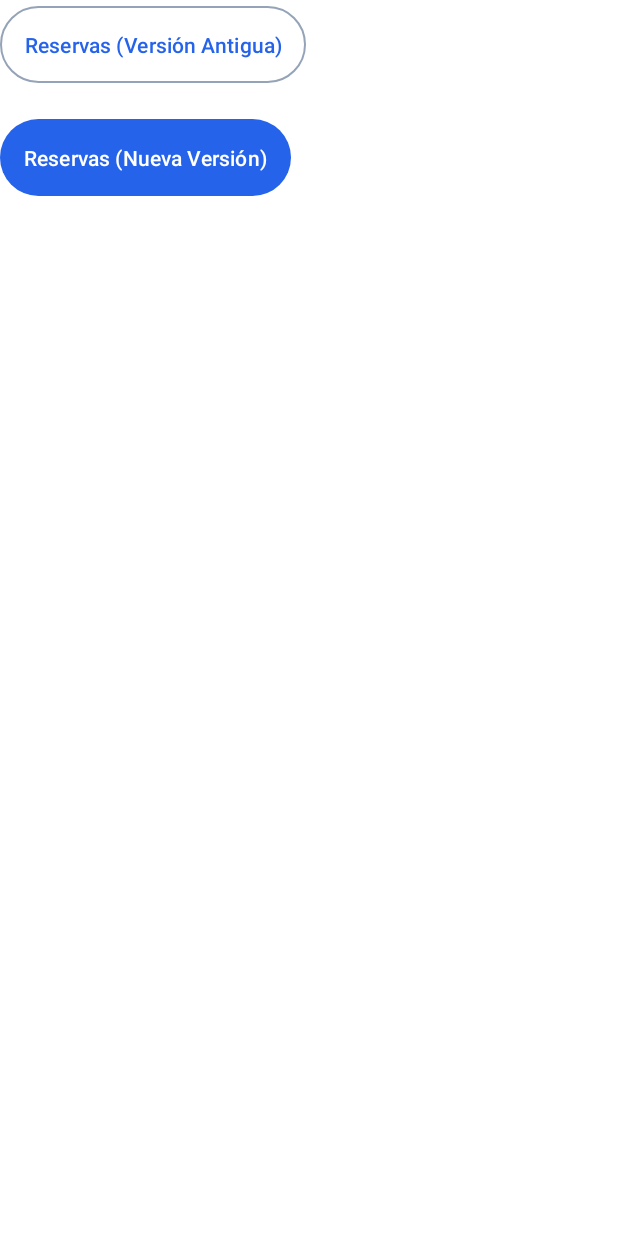
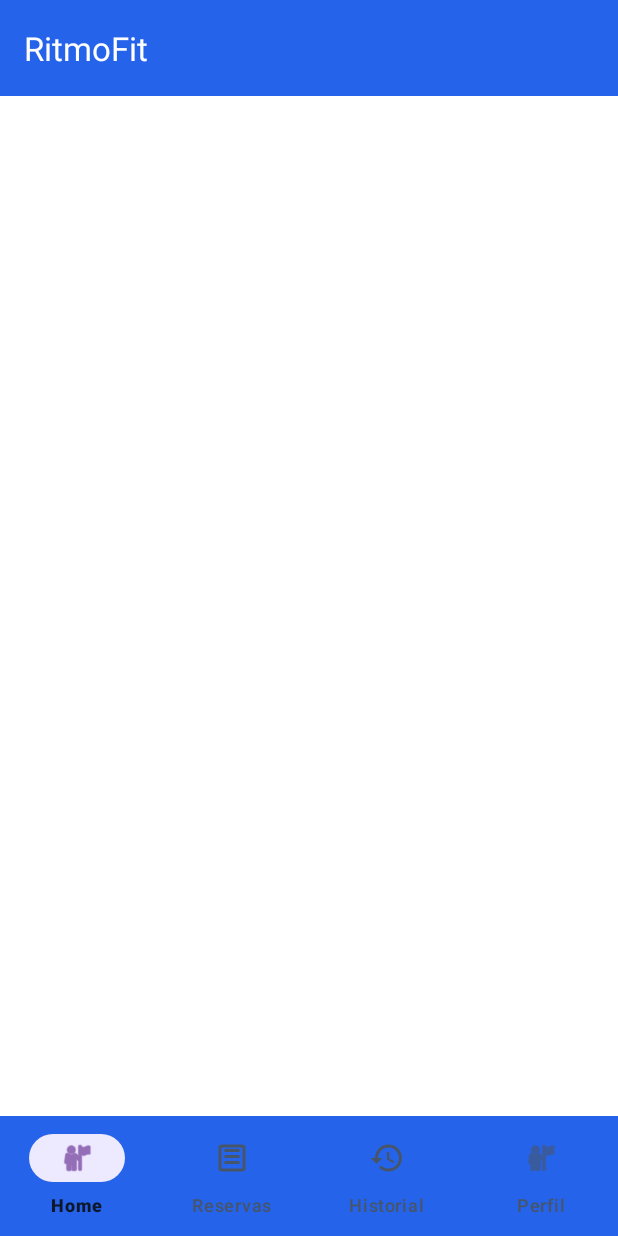
Before and after one commit to LucasAlderete/DAI-Android-Grupo-4, an Android app: the screen it shows after launch (MainActivity), on a phone screen of 412 x 824 dp. Run offline under Robolectric (Android 15) with nearby library versions, the phone set to English and light mode, and no system bars; our stand-ins replace Dagger/Hilt's generated code.

Commit message:
added navigation

```diff
--- a/app/src/main/java/com/example/dai_android_grupo_4/MainActivity.java
+++ b/app/src/main/java/com/example/dai_android_grupo_4/MainActivity.java
@@ -3,36 +3,20 @@ package com.example.dai_android_grupo_4;
 import android.content.Intent;
 import android.os.Bundle;
 import android.util.Log;
-import android.widget.ArrayAdapter;
-import com.google.android.material.button.MaterialButton;
-import android.widget.ListView;
-import android.widget.Toast;
+import android.view.MenuItem;
 
+import androidx.annotation.NonNull;
 import androidx.appcompat.app.AppCompatActivity;
+import com.google.android.material.bottomnavigation.BottomNavigationView;
 
-import com.example.dai_android_grupo_4.data.api.ApiService;
-import com.example.dai_android_grupo_4.data.api.repository.ReservaServiceCallback;
-import com.example.dai_android_grupo_4.model.Reserva;
-import com.example.dai_android_grupo_4.services.ReservaService;
-
-import java.util.ArrayList;
-import java.util.List;
-import java.util.stream.Collectors;
-
-import javax.inject.Inject;
 import dagger.hilt.android.AndroidEntryPoint;
 
 @AndroidEntryPoint
-public class MainActivity extends AppCompatActivity {
+public class MainActivity extends AppCompatActivity implements BottomNavigationView.OnNavigationItemSelectedListener {
 
     private static final String TAG = "ActivityLifecycle";
 
-    @Inject
-    ReservaService reservaService;
-
-    private ListView listView;
-    private List<String> reservaDisplayList;
-    private ArrayAdapter<String> adapter;
+    private BottomNavigationView bottomNavigationView;
 
     @Override
     protected void onCreate(Bundle savedInstanceState) {
@@ -40,21 +24,7 @@ public class MainActivity extends AppCompatActivity {
         Log.d(TAG, "⭐ onCreate: La Activity está siendo creada");
         setContentView(R.layout.activity_main);
 
-        // Configurar el botón de reservas (versión antigua)
-        MaterialButton btnReservas = findViewById(R.id.btnReservas);
-        btnReservas.setOnClickListener(v -> {
-            Intent intent = new Intent(MainActivity.this, ReservasActivity.class);
-            startActivity(intent);
-        });
-
-        // Configurar el botón de reservas (nueva versión con fragments)
-        MaterialButton btnNewReservas = findViewById(R.id.btnNewReservas);
-        if (btnNewReservas != null) {
-            btnNewReservas.setOnClickListener(v -> {
-                Intent intent = new Intent(MainActivity.this, com.example.dai_android_grupo_4.booking.ui.BookingActivity.class);
-                startActivity(intent);
-            });
-        }
+        setupBottomNavigation();
 
     }
 
@@ -105,4 +75,34 @@ public class MainActivity extends AppCompatActivity {
         super.onRestoreInstanceState(savedInstanceState);
         Log.d(TAG, "⭐ onRestoreInstanceState: Restaurando el estado guardado de la Activity");
     }
+
+    private void setupBottomNavigation() {
+        bottomNavigationView = findViewById(R.id.bottom_navigation);
+        bottomNavigationView.setOnNavigationItemSelectedListener(this);
+    }
+
+    @Override
+    public boolean onNavigationItemSelected(@NonNull MenuItem item) {
+        int itemId = item.getItemId();
+        if (itemId == R.id.nav_home) {
+            // TODO: Implementar navegación a Home más tarde
+            return true;
+        } else if (itemId == R.id.nav_my_bookings) {
+            // Navegar a la actividad de reservas
+            Intent intent = new Intent(MainActivity.this, com.example.dai_android_grupo_4.booking.ui.BookingActivity.class);
+            startActivity(intent);
+            return true;
+        } else if (itemId == R.id.nav_booking_history) {
+            // Navegar a la actividad de reservas con el historial seleccionado
+            Intent intent = new Intent(MainActivity.this, com.example.dai_android_grupo_4.booking.ui.BookingActivity.class);
+            intent.putExtra("selected_tab", "history");
+            startActivity(intent);
+            return true;
+        } else if (itemId == R.id.nav_profile) {
+            // TODO: Implementar navegación a Mi Perfil más tarde
+            return true;
+        }
+
+        return false;
+    }
 }
--- a/app/src/main/java/com/example/dai_android_grupo_4/booking/ui/BookingActivity.java
+++ b/app/src/main/java/com/example/dai_android_grupo_4/booking/ui/BookingActivity.java
@@ -43,10 +43,16 @@ public class BookingActivity extends AppCompatActivity implements BottomNavigati
         Fragment selectedFragment = null;
 
         int itemId = item.getItemId();
-        if (itemId == R.id.nav_my_bookings) {
+        if (itemId == R.id.nav_home) {
+            // TODO: Implementar navegación a Home más tarde
+            return true;
+        } else if (itemId == R.id.nav_my_bookings) {
             selectedFragment = new BookingListFragment();
         } else if (itemId == R.id.nav_booking_history) {
             selectedFragment = new BookingHistoryFragment();
+        } else if (itemId == R.id.nav_profile) {
+            // TODO: Implementar navegación a Mi Perfil más tarde
+            return true;
         }
 
         if (selectedFragment != null) {
--- a/app/src/main/res/layout/activity_booking.xml
+++ b/app/src/main/res/layout/activity_booking.xml
@@ -27,6 +27,7 @@
         android:layout_width="match_parent"
         android:layout_height="wrap_content"
         android:background="?attr/colorPrimary"
+        app:labelVisibilityMode="labeled"
         app:menu="@menu/bottom_navigation_menu" />
 
 </LinearLayout>
--- a/app/src/main/res/layout/activity_main.xml
+++ b/app/src/main/res/layout/activity_main.xml
@@ -1,25 +1,35 @@
 <?xml version="1.0" encoding="utf-8"?>
 <LinearLayout xmlns:android="http://schemas.android.com/apk/res/android"
+    xmlns:app="http://schemas.android.com/apk/res-auto"
     xmlns:tools="http://schemas.android.com/tools"
     android:layout_width="match_parent"
     android:layout_height="match_parent"
     android:orientation="vertical"
     tools:context=".MainActivity">
 
-    <com.google.android.material.button.MaterialButton
-        android:id="@+id/btnReservas"
-        android:layout_width="wrap_content"
+    <!-- Toolbar -->
+    <androidx.appcompat.widget.Toolbar
+        android:id="@+id/toolbar"
+        android:layout_width="match_parent"
+        android:layout_height="?attr/actionBarSize"
+        android:background="?attr/colorPrimary"
+        android:theme="@style/ThemeOverlay.AppCompat.Dark.ActionBar"
+        app:title="RitmoFit" />
+
+    <!-- Fragment Container -->
+    <FrameLayout
+        android:id="@+id/fragment_container"
+        android:layout_width="match_parent"
+        android:layout_height="0dp"
+        android:layout_weight="1" />
+
+    <!-- Bottom Navigation -->
+    <com.google.android.material.bottomnavigation.BottomNavigationView
+        android:id="@+id/bottom_navigation"
+        android:layout_width="match_parent"
         android:layout_height="wrap_content"
-        android:text="Reservas (Versión Antigua)"
-        android:padding="16dp"
-        android:layout_marginBottom="16dp"
-        style="@style/Widget.Material3.Button.OutlinedButton" />
+        android:background="?attr/colorPrimary"
+        app:labelVisibilityMode="labeled"
+        app:menu="@menu/bottom_navigation_menu" />
 
-    <com.google.android.material.button.MaterialButton
-        android:id="@+id/btnNewReservas"
-        android:layout_width="wrap_content"
-        android:layout_height="wrap_content"
-        android:text="Reservas (Nueva Versión)"
-        android:padding="16dp"
-        style="@style/Widget.Material3.Button" />
 </LinearLayout>
--- a/app/src/main/res/menu/bottom_navigation_menu.xml
+++ b/app/src/main/res/menu/bottom_navigation_menu.xml
@@ -2,13 +2,23 @@
 <menu xmlns:android="http://schemas.android.com/apk/res/android">
 
     <item
+        android:id="@+id/nav_home"
+        android:icon="@android:drawable/ic_menu_myplaces"
+        android:title="Home" />
+
+    <item
         android:id="@+id/nav_my_bookings"
         android:icon="@drawable/ic_my_bookings"
-        android:title="Mis Reservas" />
+        android:title="Reservas" />
 
     <item
         android:id="@+id/nav_booking_history"
         android:icon="@drawable/ic_history"
         android:title="Historial" />
 
+    <item
+        android:id="@+id/nav_profile"
+        android:icon="@android:drawable/ic_menu_myplaces"
+        android:title="Perfil" />
+
 </menu>
```
